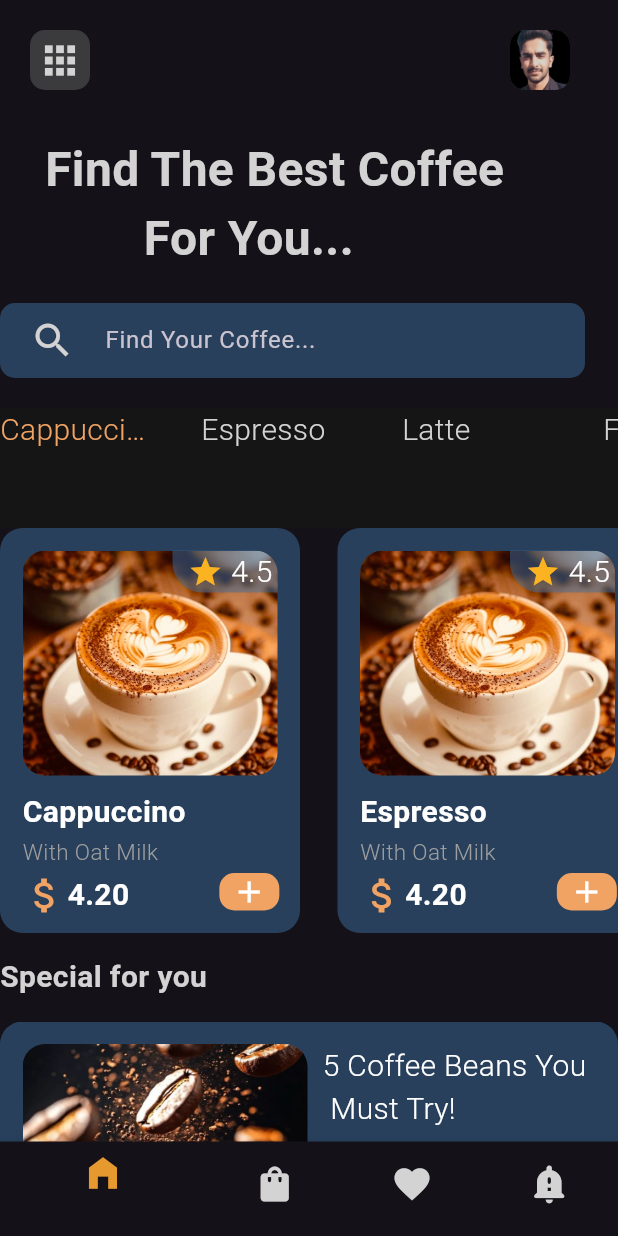
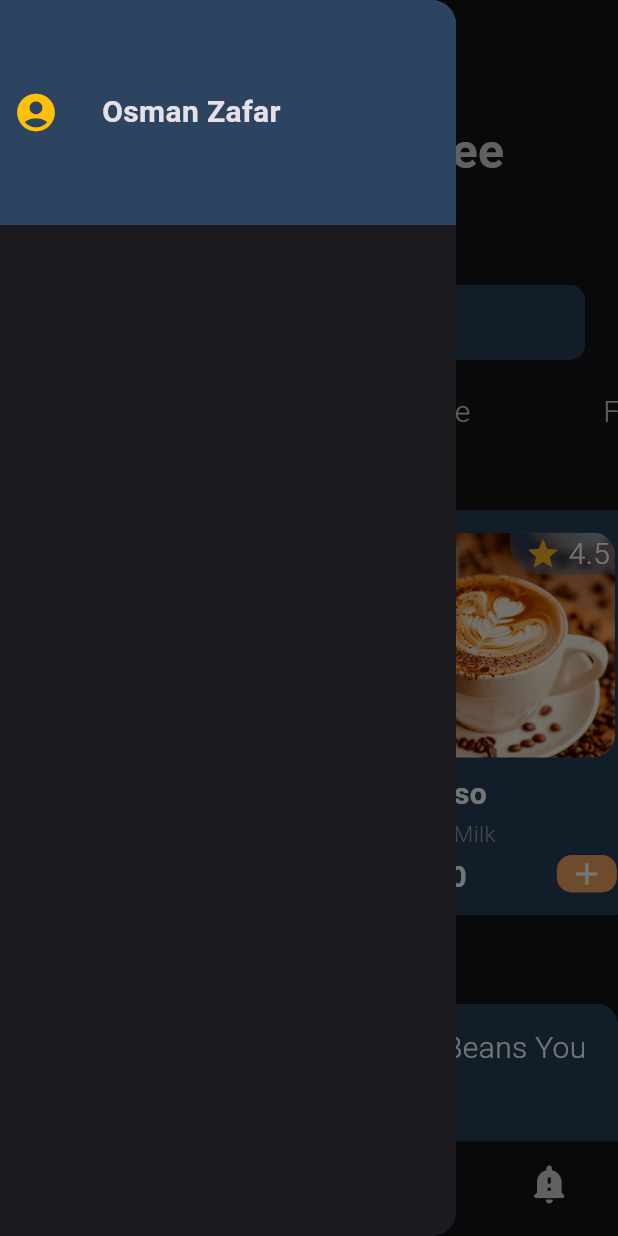
Before and after one commit to OSMAN-ZAFAR/APP-DEVELOPMENT, a Flutter app: the Homepage screen opened directly, with the side drawer open (before the commit the screen has no drawer), on a phone screen of 412 x 824 dp. Run offline on Flutter 3.47's test engine with Material 3 defaults, Android fonts, the phone set to English and light mode, and no system bars; our stand-ins replace flutter_slidable; Roboto replaces fonts that are missing (font30).

Commit message:
Add the account functionalty in drawer

```diff
--- a/Flutter/coffee_shop_app/lib/03_Home_Page/coffeeTiles2.dart
+++ b/Flutter/coffee_shop_app/lib/03_Home_Page/coffeeTiles2.dart
@@ -1,6 +1,6 @@
 // ignore_for_file: sized_box_for_whitespace, sort_child_properties_last, avoid_unnecessary_containers, must_be_immutable, unused_import
 
-import 'package:coffee_shop_app/03_Details_View_Page/beanpage.dart';
+import 'package:coffee_shop_app/04_Details_View_Page/beanpage.dart';
 import 'package:coffee_shop_app/widgets/BoldText.dart';
 import 'package:coffee_shop_app/widgets/LightText.dart';
 import 'package:flutter/material.dart';
--- /dev/null
+++ b/Flutter/coffee_shop_app/lib/03_Home_Page/drawer.dart
@@ -0,0 +1,37 @@
+// ignore_for_file: sized_box_for_whitespace, sort_child_properties_last, avoid_unnecessary_containers, must_be_immutable, unused_import
+
+import 'package:coffee_shop_app/widgets/BoldText.dart';
+import 'package:flutter/material.dart';
+
+class MyDrawer extends StatelessWidget {
+  const MyDrawer({super.key});
+
+  @override
+  Widget build(BuildContext context) {
+    return Drawer(
+      child: Column(
+        crossAxisAlignment: CrossAxisAlignment.start,
+        children: [
+          Container(
+            height: 150,
+            width: 390,
+            color: const Color.fromARGB(125, 60, 111, 162),
+
+            child: Row(
+              children: [
+                IconButton(
+                  onPressed: () {
+                    print("Go to the Profile page...");
+                  },
+                  icon: Icon(Icons.account_circle, size: 30, color: Colors.amber),
+                ),
+                SizedBox(width: 20,),
+                BoldText(text: "Osman Zafar",size: 20,)
+              ],
+            ),
+          ),
+        ],
+      ),
+    );
+  }
+}
--- a/Flutter/coffee_shop_app/lib/03_Home_Page/homepage.dart
+++ b/Flutter/coffee_shop_app/lib/03_Home_Page/homepage.dart
@@ -1,9 +1,10 @@
 // ignore_for_file: sized_box_for_whitespace, sort_child_properties_last, avoid_unnecessary_containers, must_be_immutable, unused_import
 
 import 'package:coffee_shop_app/03_Home_Page/coffeeTiles2.dart';
-import 'package:coffee_shop_app/04_Cart_Page/cartpage.dart';
+import 'package:coffee_shop_app/05_Cart_Page/cartpage.dart';
 import 'package:coffee_shop_app/widgets/BoldText.dart';
 import 'package:coffee_shop_app/widgets/LightText.dart';
+import 'drawer.dart';
 import 'package:flutter/material.dart';
 import 'coffeeTiles.dart';
 
@@ -24,6 +25,10 @@ class Homepage extends StatelessWidget {
   Widget build(BuildContext context) {
     return SafeArea(
       child: Scaffold(
+        //.................. Drawer  ................................
+        drawer: MyDrawer(),
+
+        //.................. Bottom Navigation ................................
         bottomNavigationBar: BottomNavigationBar(
           items: [
             BottomNavigationBarItem(
@@ -69,54 +74,27 @@ class Homepage extends StatelessWidget {
           ],
         ),
 
-        body: SingleChildScrollView(
+         //............................. Body .........................
+        body: Builder(
+          builder: (context) {
+            return SingleChildScrollView(
               child: Column(
                 crossAxisAlignment: CrossAxisAlignment.start,
                 children: [
-              //.................. Top Row............
-              Padding(
-                padding: EdgeInsetsGeometry.only(top: 20, left: 20),
-                child: Row(
-                  children: [
-                    // Top row app Icon.......
-                    Container(
-                      decoration: BoxDecoration(
-                        borderRadius: BorderRadius.circular(10),
-                        color: const Color.fromARGB(185, 74, 73, 73),
-                      ),
-                      height: 40,
-                      width: 40,
-                      child: Icon(
-                        Icons.apps_outlined,
-                        size: 30,
-                        color: const Color.fromARGB(255, 212, 211, 211),
-                      ),
+                  // ☰ Drawer Button
+                  IconButton(
+                    icon: const Icon(Icons.menu_outlined, size: 30,color: Color.fromARGB(244, 230, 170, 5),),
+                    onPressed: () {
+                      Scaffold.of(context).openDrawer();
+                    },
                   ),
 
-                    SizedBox(width: 280),
-
-                    // Top row image.......
-                    Container(
-                      decoration: BoxDecoration(
-                        borderRadius: BorderRadius.circular(10),
-                        color: const Color.fromARGB(185, 74, 73, 73),
-                        image: DecorationImage(
-                          image: AssetImage('assets/mypic.png'),
-                          fit: BoxFit.cover,
-                        ),
-                      ),
-                      height: 40,
-                      width: 40,
-                    ),
-                  ],
-                ),
-              ),
-
+                  // Your existing content starts here
                   SizedBox(height: 30),
 
-              // text......
+                  //............................. text .........................
                   Padding(
-                padding: EdgeInsetsGeometry.only(left: 30),
+                    padding: EdgeInsets.only(left: 30),
                     child: BoldText(
                       text: 'Find The Best Coffee \n \t\t\t\t\t\t For You...',
                       color: const Color.fromARGB(255, 212, 211, 211),
@@ -126,7 +104,7 @@ class Homepage extends StatelessWidget {
 
                   SizedBox(height: 20),
 
-              //search bar.......
+                  //........................... search bar .............................
                   Container(
                     height: 50,
                     width: 390,
@@ -134,12 +112,10 @@ class Homepage extends StatelessWidget {
                       color: const Color.fromARGB(125, 60, 111, 162),
                       borderRadius: BorderRadius.circular(10),
                     ),
-
                     child: Row(
                       children: [
                         Padding(
-                      padding: EdgeInsetsGeometry.only(left: 20),
-                      // Search Icon.......
+                          padding: EdgeInsets.only(left: 20),
                           child: Icon(
                             Icons.search,
                             size: 30,
@@ -148,8 +124,8 @@ class Homepage extends StatelessWidget {
                         ),
 
                         SizedBox(width: 20),
+
                         Expanded(
-                      // Text form field........
                           child: TextFormField(
                             decoration: InputDecoration(
                               border: InputBorder.none,
@@ -163,12 +139,12 @@ class Homepage extends StatelessWidget {
 
                   SizedBox(height: 20),
 
-              // List of  coffee Names......
+                  //......................... List of coffee Names ......................
                   Container(
                     height: 80,
                     width: double.maxFinite,
                     color: const Color.fromARGB(255, 21, 21, 21),
-                // list-view-builder.....
+
                     child: ListView.builder(
                       scrollDirection: Axis.horizontal,
                       itemCount: coffeeNames.length,
@@ -177,7 +153,6 @@ class Homepage extends StatelessWidget {
                           margin: EdgeInsets.only(right: 30),
                           height: 15,
                           width: 104,
-
                           child: LightText(
                             text: coffeeNames[index],
                             color: index == 0
@@ -204,6 +179,8 @@ class Homepage extends StatelessWidget {
                   Coffeetiles2(),
                 ],
               ),
+            );
+          },
         ),
       ),
     );
--- a/Flutter/coffee_shop_app/lib/03_Details_View_Page/beanpage.dart
+++ b/Flutter/coffee_shop_app/lib/04_Details_View_Page/beanpage.dart
@@ -1,7 +1,7 @@
 // ignore_for_file: sized_box_for_whitespace, sort_child_properties_last, avoid_unnecessary_containers, must_be_immutable, unused_import
 
-import 'package:coffee_shop_app/03_Details_View_Page/beanpage.dart';
-import 'package:coffee_shop_app/03_Details_View_Page/bottomHalfBeanPage.dart';
+import 'package:coffee_shop_app/04_Details_View_Page/beanpage.dart';
+import 'package:coffee_shop_app/04_Details_View_Page/bottomHalfBeanPage.dart';
 import 'package:coffee_shop_app/03_Home_Page/homepage.dart';
 import 'package:coffee_shop_app/widgets/BoldText.dart';
 import 'package:coffee_shop_app/widgets/LightText.dart';
--- a/Flutter/coffee_shop_app/lib/03_Details_View_Page/bottomHalfBeanPage.dart
+++ b/Flutter/coffee_shop_app/lib/04_Details_View_Page/bottomHalfBeanPage.dart
@@ -1,7 +1,7 @@
 // ignore_for_file: sized_box_for_whitespace, sort_child_properties_last, avoid_unnecessary_containers, must_be_immutable, unused_import
 
-import 'package:coffee_shop_app/03_Details_View_Page/beanpage.dart';
-import 'package:coffee_shop_app/04_Cart_Page/cartpage.dart';
+import 'package:coffee_shop_app/04_Details_View_Page/beanpage.dart';
+import 'package:coffee_shop_app/05_Cart_Page/cartpage.dart';
 import 'package:coffee_shop_app/03_Home_Page/homepage.dart';
 import 'package:coffee_shop_app/widgets/BoldText.dart';
 import 'package:coffee_shop_app/widgets/LightText.dart';
--- a/Flutter/coffee_shop_app/lib/04_Cart_Page/cartpage.dart
+++ b/Flutter/coffee_shop_app/lib/05_Cart_Page/cartpage.dart
@@ -1,12 +1,12 @@
 // ignore_for_file: sized_box_for_whitespace, sort_child_properties_last, avoid_unnecessary_containers, must_be_immutable, unused_import
 
-import 'package:coffee_shop_app/03_Details_View_Page/beanpage.dart';
-import 'package:coffee_shop_app/03_Details_View_Page/bottomHalfBeanPage.dart';
+import 'package:coffee_shop_app/04_Details_View_Page/beanpage.dart';
+import 'package:coffee_shop_app/04_Details_View_Page/bottomHalfBeanPage.dart';
 import 'package:coffee_shop_app/03_Home_Page/homepage.dart';
 import 'container_1.dart';
 import 'container_2.dart';
 import 'container_3.dart';
-import 'package:coffee_shop_app/05_Payment_Page/paymentpage.dart';
+import 'package:coffee_shop_app/06_Payment_Page/paymentpage.dart';
 import 'package:coffee_shop_app/widgets/BoldText.dart';
 import 'package:coffee_shop_app/widgets/LightText.dart';
 import 'package:flutter/material.dart';
--- a/Flutter/coffee_shop_app/lib/04_Cart_Page/container_1.dart
+++ b/Flutter/coffee_shop_app/lib/05_Cart_Page/container_1.dart
@@ -1,9 +1,9 @@
 // ignore_for_file: sized_box_for_whitespace, sort_child_properties_last, avoid_unnecessary_containers, must_be_immutable, unused_import
 
-import 'package:coffee_shop_app/03_Details_View_Page/beanpage.dart';
-import 'package:coffee_shop_app/03_Details_View_Page/bottomHalfBeanPage.dart';
+import 'package:coffee_shop_app/04_Details_View_Page/beanpage.dart';
+import 'package:coffee_shop_app/04_Details_View_Page/bottomHalfBeanPage.dart';
 import 'package:coffee_shop_app/03_Home_Page/homepage.dart';
-import 'package:coffee_shop_app/05_Payment_Page/paymentpage.dart';
+import 'package:coffee_shop_app/06_Payment_Page/paymentpage.dart';
 import 'package:coffee_shop_app/widgets/BoldText.dart';
 import 'package:coffee_shop_app/widgets/LightText.dart';
 import 'package:flutter/material.dart';
--- a/Flutter/coffee_shop_app/lib/04_Cart_Page/container_2.dart
+++ b/Flutter/coffee_shop_app/lib/05_Cart_Page/container_2.dart
@@ -1,10 +1,10 @@
 // ignore_for_file: sized_box_for_whitespace, sort_child_properties_last, avoid_unnecessary_containers, must_be_immutable, unused_import
 
-import 'package:coffee_shop_app/03_Details_View_Page/beanpage.dart';
-import 'package:coffee_shop_app/03_Details_View_Page/bottomHalfBeanPage.dart';
+import 'package:coffee_shop_app/04_Details_View_Page/beanpage.dart';
+import 'package:coffee_shop_app/04_Details_View_Page/bottomHalfBeanPage.dart';
 import 'package:coffee_shop_app/03_Home_Page/homepage.dart';
 import 'container_1.dart';
-import 'package:coffee_shop_app/05_Payment_Page/paymentpage.dart';
+import 'package:coffee_shop_app/06_Payment_Page/paymentpage.dart';
 import 'package:coffee_shop_app/widgets/BoldText.dart';
 import 'package:coffee_shop_app/widgets/LightText.dart';
 import 'package:flutter/material.dart';
--- a/Flutter/coffee_shop_app/lib/04_Cart_Page/container_3.dart
+++ b/Flutter/coffee_shop_app/lib/05_Cart_Page/container_3.dart
@@ -1,10 +1,10 @@
 // ignore_for_file: sized_box_for_whitespace, sort_child_properties_last, avoid_unnecessary_containers, must_be_immutable, unused_import
 
-import 'package:coffee_shop_app/03_Details_View_Page/beanpage.dart';
-import 'package:coffee_shop_app/03_Details_View_Page/bottomHalfBeanPage.dart';
+import 'package:coffee_shop_app/04_Details_View_Page/beanpage.dart';
+import 'package:coffee_shop_app/04_Details_View_Page/bottomHalfBeanPage.dart';
 import 'package:coffee_shop_app/03_Home_Page/homepage.dart';
 import 'container_1.dart';
-import 'package:coffee_shop_app/05_Payment_Page/paymentpage.dart';
+import 'package:coffee_shop_app/06_Payment_Page/paymentpage.dart';
 import 'package:coffee_shop_app/widgets/BoldText.dart';
 import 'package:coffee_shop_app/widgets/LightText.dart';
 import 'package:flutter/material.dart';
--- a/Flutter/coffee_shop_app/lib/05_Payment_Page/paymentpage.dart
+++ b/Flutter/coffee_shop_app/lib/06_Payment_Page/paymentpage.dart
@@ -1,9 +1,9 @@
 // ignore_for_file: sized_box_for_whitespace, sort_child_properties_last, avoid_unnecessary_containers, must_be_immutable, unused_import
 
-import 'package:coffee_shop_app/03_Details_View_Page/beanpage.dart';
-import 'package:coffee_shop_app/03_Details_View_Page/bottomHalfBeanPage.dart';
+import 'package:coffee_shop_app/04_Details_View_Page/beanpage.dart';
+import 'package:coffee_shop_app/04_Details_View_Page/bottomHalfBeanPage.dart';
 import 'package:coffee_shop_app/03_Home_Page/homepage.dart';
-import 'package:coffee_shop_app/04_Cart_Page/cartpage.dart';
+import 'package:coffee_shop_app/05_Cart_Page/cartpage.dart';
 import 'package:coffee_shop_app/widgets/BoldText.dart';
 import 'package:coffee_shop_app/widgets/LightText.dart';
 import 'package:flutter/material.dart';
```
Lines whose indentation alone changed are shown as unchanged.
